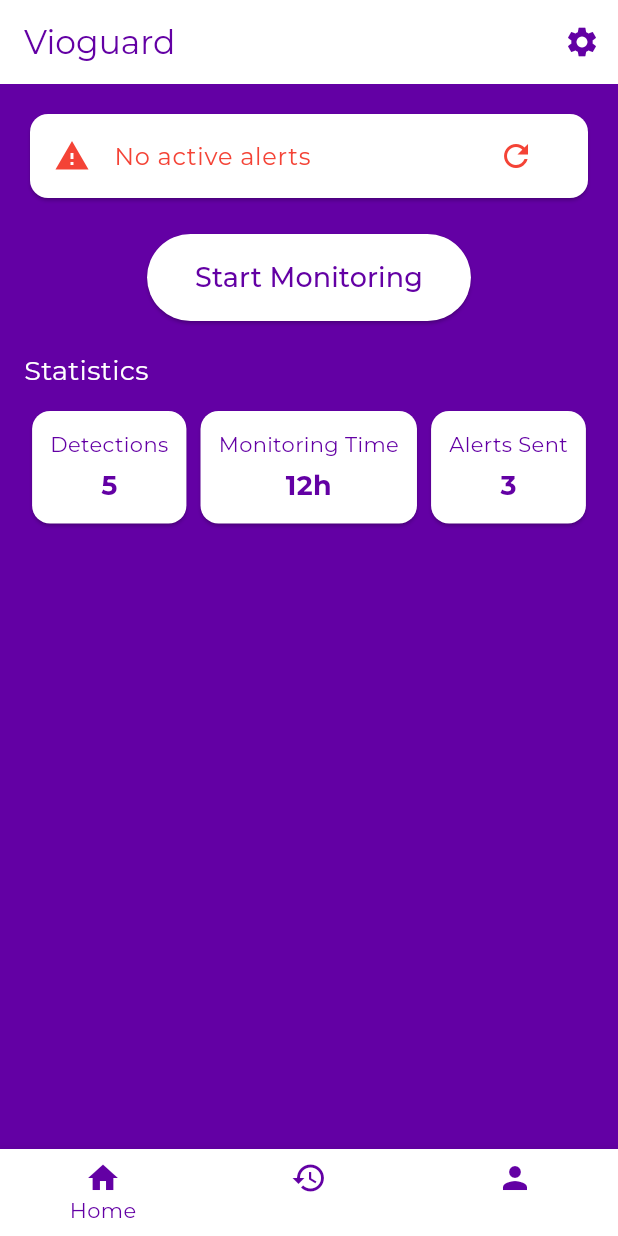
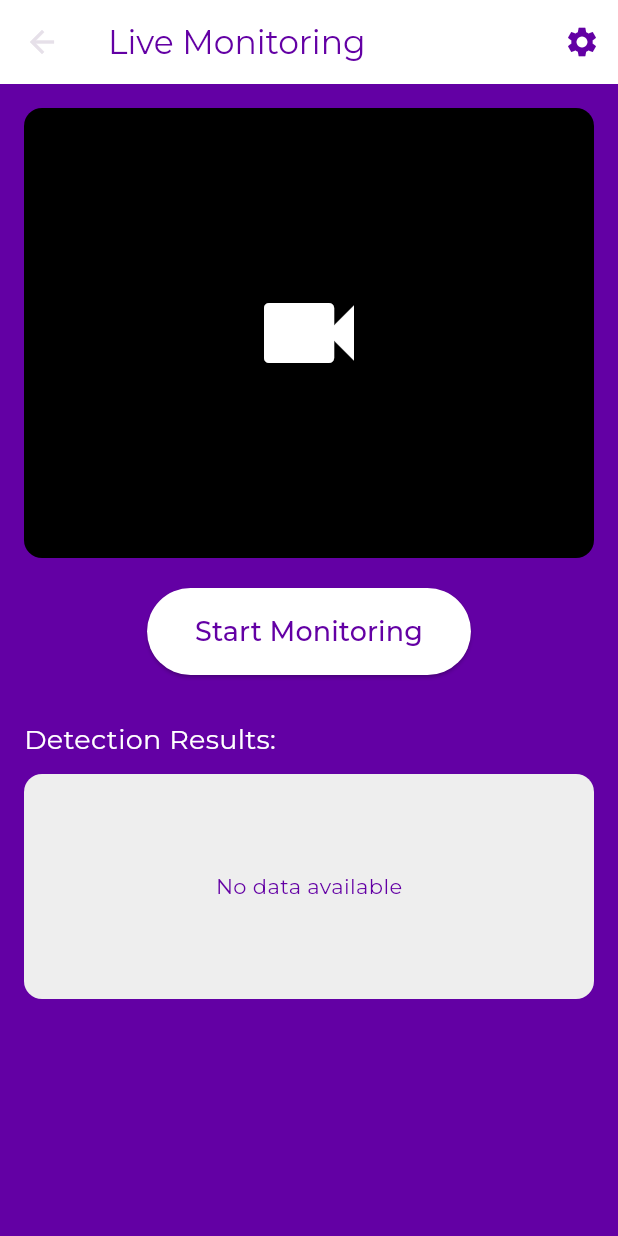
Before and after one commit to ahmedfarouk22222/securityApp, a Flutter app: the Homeview screen opened by its route, after a tap on "Start Monitoring", on a phone screen of 412 x 824 dp. Run offline on Flutter 3.47's test engine with Material 3 defaults, Android fonts, the phone set to English and light mode, and no system bars; our stand-ins replace bloc, firebase_auth, firebase_core, flutter_bloc, go_router, google_fonts and 1 more; accounts and stored records are empty.

Commit message:
create MonitorView

```diff
--- a/lib/core/utils/app_router.dart
+++ b/lib/core/utils/app_router.dart
@@ -2,12 +2,14 @@ import 'package:go_router/go_router.dart';
 import 'package:security_app/features/Auth/presentation/views/loginview.dart';
 import 'package:security_app/features/Auth/presentation/views/registerview.dart';
 import 'package:security_app/features/home/presentation/views/home_view.dart';
+import 'package:security_app/features/monitoring/views/monitor_view.dart';
 import 'package:security_app/features/splash/presentation/views/splash_view.dart';
 
 abstract class AppRouter {
   static const kloginView = '/Loginview';
   static const kRegisterview = '/Registerview';
   static const kHomeview = '/Homeview';
+  static const kMonitorView = '/MonitorView';
   static final router = GoRouter(
     routes: [
       GoRoute(
@@ -26,6 +28,10 @@ abstract class AppRouter {
         path: kHomeview,
         builder: (context, state) => Homeview(),
       ),
+       GoRoute(
+        path: kMonitorView,
+        builder: (context, state) => MonitorView(),
+      ),
     ],
   );
 }
--- a/lib/features/home/presentation/views/home_view.dart
+++ b/lib/features/home/presentation/views/home_view.dart
@@ -1,5 +1,7 @@
 import 'package:flutter/material.dart';
+import 'package:go_router/go_router.dart';
 import 'package:security_app/constant.dart';
+import 'package:security_app/core/utils/app_router.dart';
 
 class Homeview extends StatelessWidget {
   const Homeview({super.key});
@@ -52,7 +54,7 @@ class Homeview extends StatelessWidget {
                       const EdgeInsets.symmetric(horizontal: 32, vertical: 16),
                 ),
                 onPressed: () {
-                  // هنا هنضيف الانتقال لصفحة المراقبة لاحقًا
+                  GoRouter.of(context).push(AppRouter.kMonitorView);
                 },
                 child: const Text("Start Monitoring",
                     style: TextStyle(fontSize: 18, color: kPrimaryColor)),
--- /dev/null
+++ b/lib/features/monitoring/views/monitor_view.dart
@@ -0,0 +1,100 @@
+import 'package:flutter/material.dart';
+import 'package:security_app/constant.dart';
+
+class MonitorView extends StatefulWidget {
+  const MonitorView({super.key});
+
+  @override
+  State<MonitorView> createState() => _MonitorViewState();
+}
+
+class _MonitorViewState extends State<MonitorView> {
+  bool isMonitoring = false;
+
+  void toggleMonitoring() {
+    setState(() {
+      isMonitoring = !isMonitoring;
+    });
+  }
+
+  @override
+  Widget build(BuildContext context) {
+    return Scaffold(
+      appBar: AppBar(
+        backgroundColor: Colors.white,
+        title: const Text(
+          "Live Monitoring",
+          style: TextStyle(color: kPrimaryColor),
+        ),
+        actions: [
+          IconButton(
+            onPressed: () {},
+            icon: const Icon(Icons.settings, color: kPrimaryColor),
+          )
+        ],
+      ),
+      body: Padding(
+        padding: const EdgeInsets.all(16.0),
+        child: Column(
+          crossAxisAlignment: CrossAxisAlignment.start,
+          children: [
+            // مستطيل لعرض الفيديو (هيتم ربطه بالموديل لاحقًا)
+            Container(
+              height: 300,
+              decoration: BoxDecoration(
+                color: Colors.black,
+                borderRadius: BorderRadius.circular(12),
+              ),
+              child: const Center(
+                child: Icon(
+                  Icons.videocam,
+                  color: Colors.white,
+                  size: 80,
+                ),
+              ),
+            ),
+            const SizedBox(height: 20),
+
+            // زر تشغيل/إيقاف المراقبة
+            Center(
+              child: ElevatedButton(
+                style: ElevatedButton.styleFrom(
+                  backgroundColor: isMonitoring ? Colors.red : Colors.white,
+                  padding:
+                      const EdgeInsets.symmetric(horizontal: 32, vertical: 16),
+                ),
+                onPressed: toggleMonitoring,
+                child: Text(
+                  isMonitoring ? "Stop Monitoring" : "Start Monitoring",
+                  style: const TextStyle(fontSize: 18, color: kPrimaryColor),
+                ),
+              ),
+            ),
+
+            const SizedBox(height: 30),
+
+            // Placeholder للنتائج
+            const Text(
+              "Detection Results:",
+              style: TextStyle(fontSize: 18, color: Colors.white),
+            ),
+            const SizedBox(height: 10),
+            Container(
+              height: 150,
+              decoration: BoxDecoration(
+                color: Colors.grey[200],
+                borderRadius: BorderRadius.circular(12),
+              ),
+              child: const Center(
+                child: Text(
+                  "No data available",
+                  style: TextStyle(color: kPrimaryColor),
+                ),
+              ),
+            ),
+          ],
+        ),
+      ),
+    );
+  }
+}
```
